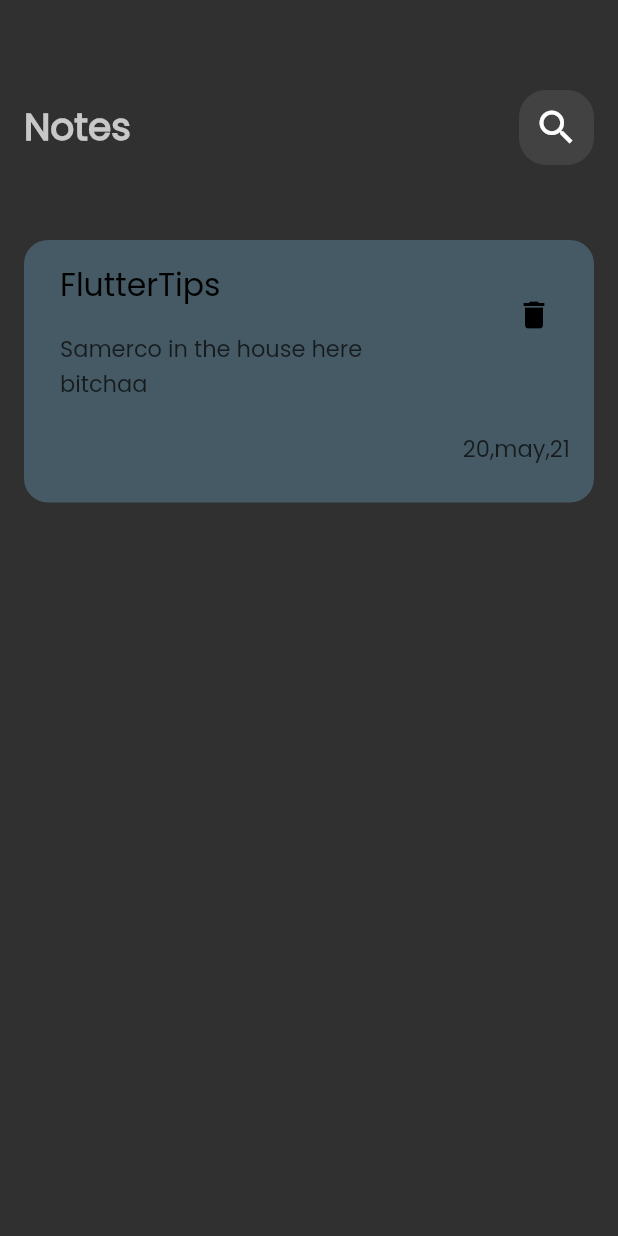
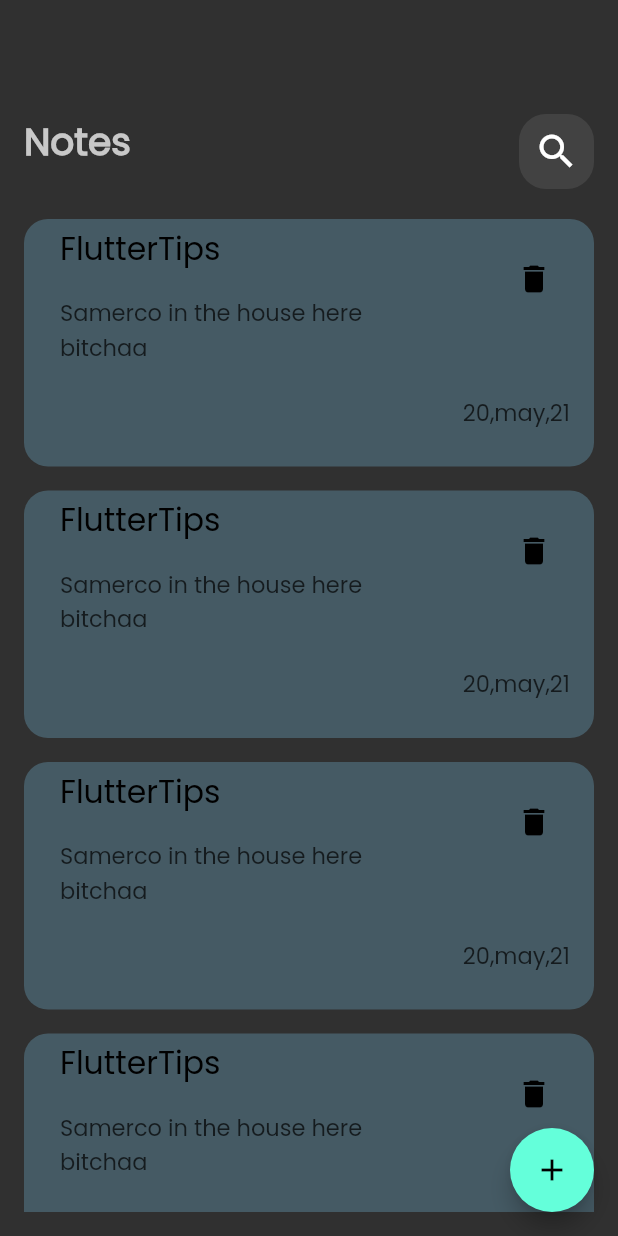
Before and after one commit to Sameradel11/Flutter-NotesApp, a Flutter app: the screen it shows after launch, on a phone screen of 412 x 824 dp. Run offline on Flutter 3.47's test engine with Material 2 defaults, Android fonts, the phone set to English and light mode, and no system bars; our stand-ins replace audioplayers.

```diff
--- a/lib/consts.dart
+++ b/lib/consts.dart
@@ -1,3 +1,4 @@
 import 'dart:ui';
 
 final Color KtextColor = Color(0xffC8C8C8);
+final Color KtextFieldColor = Color(0xff62FCD7);
--- a/lib/widgets/custom_appbar.dart
+++ b/lib/widgets/custom_appbar.dart
@@ -9,16 +9,26 @@
   @override
   Widget build(BuildContext context) {
     return SizedBox(
-      height: 150,
-      child: Row(
-        mainAxisAlignment: MainAxisAlignment.spaceBetween,
+      height: 130,
+      child: Column(
         children: [
-          Text(
-            "Notes",
-            style: TextStyle(
-                fontWeight: FontWeight.bold, fontSize: 25, color: KtextColor),
+          const SizedBox(
+            height: 60,
           ),
-          CustomSearchIcon()
+          Row(
+            crossAxisAlignment: CrossAxisAlignment.start,
+            mainAxisAlignment: MainAxisAlignment.spaceBetween,
+            children: [
+              Text(
+                "Notes",
+                style: TextStyle(
+                    fontWeight: FontWeight.bold,
+                    fontSize: 25,
+                    color: KtextColor),
+              ),
+              CustomSearchIcon()
+            ],
+          ),
         ],
       ),
     );
--- a/lib/widgets/custom_note_item.dart
+++ b/lib/widgets/custom_note_item.dart
@@ -7,7 +7,8 @@
   @override
   Widget build(BuildContext context) {
     return Container(
-        padding: EdgeInsets.only(left: 8, top: 10, bottom: 8),
+        margin: EdgeInsets.only(bottom: 16),
+        padding: EdgeInsets.only(left: 8, top: 0, bottom: 8),
         width: double.infinity,
         decoration: BoxDecoration(
             color: Colors.blueGrey.shade700,
@@ -16,7 +17,7 @@
           mainAxisAlignment: MainAxisAlignment.spaceBetween,
           children: [
             ListTile(
-              title: Text(
+              title: const Text(
                 "FlutterTips",
                 style: TextStyle(
                     color: Colors.black, fontSize: 21, fontFamily: "Poppins"),
@@ -30,7 +31,7 @@
                         fontFamily: "Poppins")),
               ),
               trailing: IconButton(
-                icon: Icon(
+                icon: const Icon(
                   Icons.delete,
                   color: Colors.black,
                 ),
--- /dev/null
+++ b/lib/widgets/list_notes_builder.dart
@@ -0,0 +1,16 @@
+import 'package:flutter/cupertino.dart';
+
+import 'custom_note_item.dart';
+
+class ListNotesBuilder extends StatelessWidget {
+  const ListNotesBuilder({super.key});
+
+  @override
+  Widget build(BuildContext context) {
+    return ListView.builder(
+        padding: const EdgeInsets.all(0),
+        itemBuilder: (context, counter) {
+          return NoteItem();
+        });
+  }
+}
--- a/lib/widgets/notes_viewbody.dart
+++ b/lib/widgets/notes_viewbody.dart
@@ -3,14 +3,19 @@
 
 import 'custom_appbar.dart';
 import 'custom_note_item.dart';
+import 'list_notes_builder.dart';
 
 class NotesViewBody extends StatelessWidget {
   const NotesViewBody({super.key});
-
   @override
   Widget build(BuildContext context) {
     return Column(
-      children: [CustomAppBar(), NoteItem()],
+      children: [
+        CustomAppBar(),
+        Expanded(
+          child: ListNotesBuilder(),
+        )
+      ],
     );
   }
 }
```
Also changed, not shown: lib/views/notes_view.dart (+70 -3 lines), pubspec.yaml (+6 -19 lines), pubspec.lock, 9 other files.
